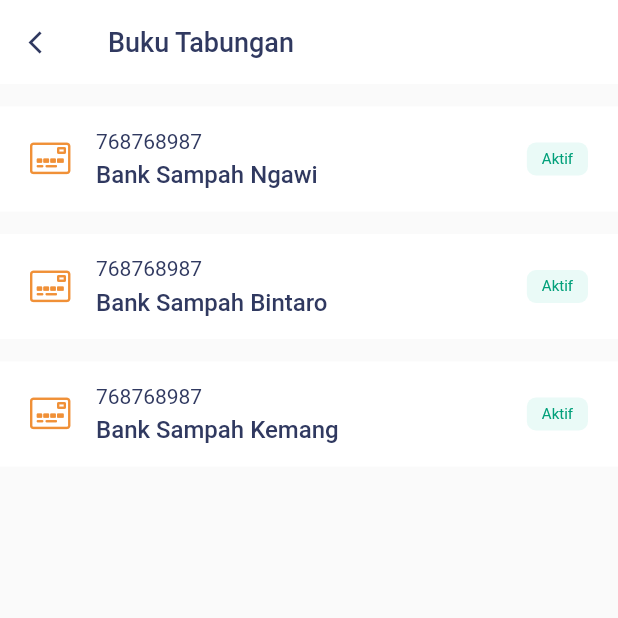
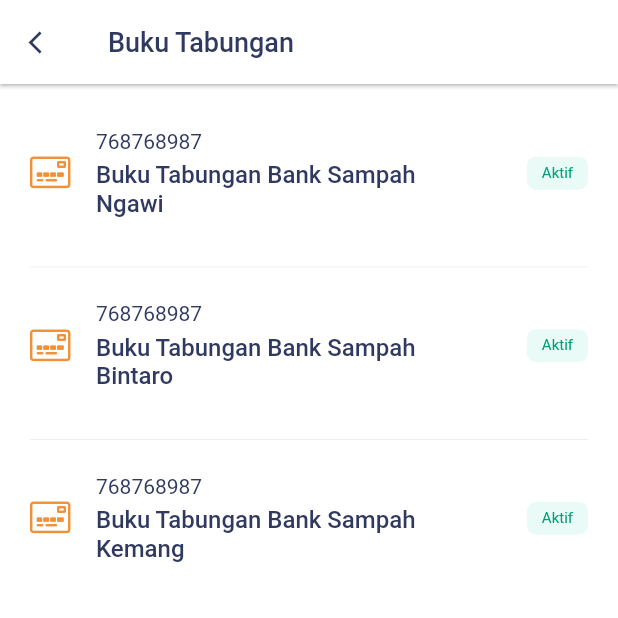
Before and after one commit to luthfiajiw/bankboo, a Flutter app: the SavingBooksView screen opened by its route, on a phone screen of 412 x 824 dp, the top half of it. Run offline on Flutter 3.47's test engine with Material 2 defaults, Android fonts, the phone set to English and light mode, and no system bars; our stand-ins replace dio, flushbar, flutter_spinkit, shared_preferences; missing offline and left inert: flutter_stetho; accounts and stored records are empty; generated files the repository leaves out were written again.

Commit message:
bank & saving book list

```diff
--- a/lib/app.dart
+++ b/lib/app.dart
@@ -24,7 +24,7 @@ class BankbooApp extends StatelessWidget {
           focusColor: Colors.transparent,
           appBarTheme: AppBarTheme(
             iconTheme: IconThemeData(color: Palette.textBlack, size: 20),
-            elevation: 0,
+            elevation: 1,
             color: Colors.white,
           ),
           textTheme: TextTheme(
--- a/lib/pages/banks/local_widgets/bank_tile.dart
+++ b/lib/pages/banks/local_widgets/bank_tile.dart
@@ -30,7 +30,10 @@ class BankTile extends StatelessWidget {
             children: <Widget>[
               Text("$number", style: TextStyle(color: Palette.textBlack, fontSize: 14)),
               SizedBox(height: 5),
-              Text(title, style: TextStyle(color: Palette.textBlack, fontSize: fontSize, fontWeight: FontWeight.w500),),
+              Container(
+                width: 250,
+                child: Text(title, style: TextStyle(color: Palette.textBlack, fontSize: fontSize, fontWeight: FontWeight.w500),)
+              ),
             ],
           ),
 
--- a/lib/pages/saving_books/local_widgets/saving_book_tile.dart
+++ b/lib/pages/saving_books/local_widgets/saving_book_tile.dart
@@ -35,7 +35,10 @@ class SavingBookTile extends StatelessWidget {
                 children: <Widget>[
                   Text("$accountNumber", style: TextStyle(color: Palette.textBlack, fontSize: 14),),
                   SizedBox(height: 5),
-                  Text(title, style: TextStyle(color: Palette.textBlack, fontSize: fontSize, fontWeight: FontWeight.w500),),
+                  Container(
+                    width: 250,
+                    child: Text(title, style: TextStyle(color: Palette.textBlack, fontSize: fontSize, fontWeight: FontWeight.w500),)
+                  ),
                 ],
               ),
             ],
--- a/lib/pages/saving_books/saving_books_view.dart
+++ b/lib/pages/saving_books/saving_books_view.dart
@@ -9,6 +9,7 @@ class SavingBooksView extends StatelessWidget {
   @override
   Widget build(BuildContext context) {
     return Scaffold(
+      backgroundColor: Colors.white,
       appBar: appBarModule(
         context,
         title: 'Buku Tabungan',
@@ -17,26 +18,28 @@ class SavingBooksView extends StatelessWidget {
       body: ListView(
         children: <Widget>[
           SavingBookTile(
-            title: 'Bank Sampah Ngawi',
-            margin: EdgeInsets.symmetric(vertical: 15.0),
+            title: 'Buku Tabungan Bank Sampah Ngawi',
+            margin: EdgeInsets.only(top: 15.0, bottom: 10),
             status: 'Aktif',
             fontSize: 16.0,
             icon: BankbooLightIcon.credit_card_front,
             iconColor: Palette.secondary,
             accountNumber: 768768987,
           ),
+          Divider(color: Palette.textHint.withOpacity(0.2), indent: 20, endIndent: 20,),
           SavingBookTile(
-            title: 'Bank Sampah Bintaro',
-            margin: EdgeInsets.only(bottom: 15.0),
+            title: 'Buku Tabungan Bank Sampah Bintaro',
+            margin: EdgeInsets.only(bottom: 10.0),
             status: 'Aktif',
             fontSize: 16.0,
             icon: BankbooLightIcon.credit_card_front,
             iconColor: Palette.secondary,
             accountNumber: 768768987,
           ),
+          Divider(color: Palette.textHint.withOpacity(0.2), indent: 20, endIndent: 20,),
           SavingBookTile(
-            title: 'Bank Sampah Kemang',
-            margin: EdgeInsets.only(bottom: 15.0),
+            title: 'Buku Tabungan Bank Sampah Kemang',
+            margin: EdgeInsets.only(bottom: 10.0),
             status: 'Aktif',
             fontSize: 16.0,
             icon: BankbooLightIcon.credit_card_front,
```
Also changed, not shown: lib/pages/banks/banks_view.dart (+6 -3 lines).
